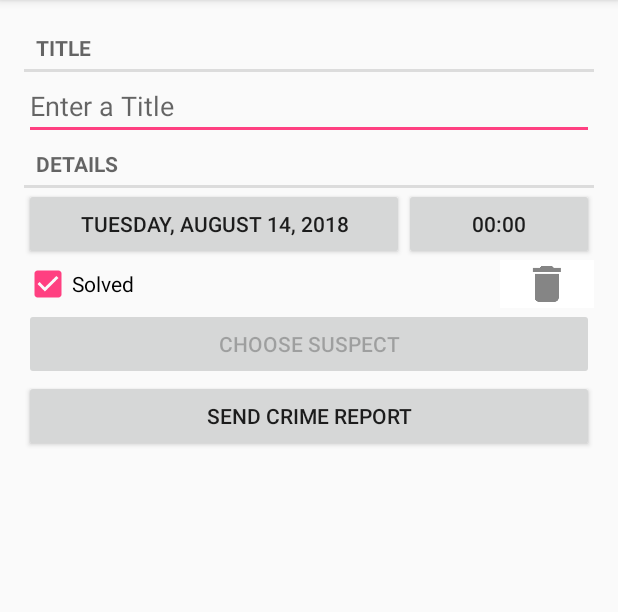
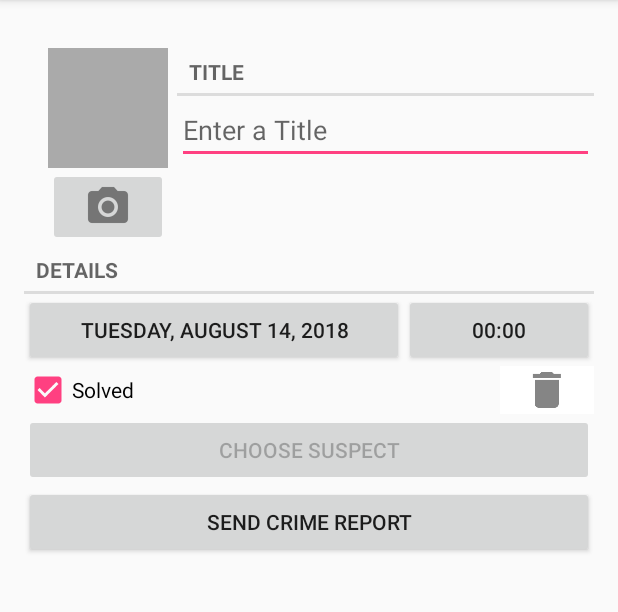
Before and after one commit to grhovo/criminalIntent, an Android app: the CrimeFragment screen opened directly, with no data from a screen before it, on a phone screen of 412 x 824 dp, the part 84-696 px from its top. Run offline under Robolectric (Android 15) with nearby library versions, the phone set to English and light mode, and no system bars.

Commit message:
Кнопка для камеры и место для отабражения изображения

```diff
--- a/app/src/main/java/com/example/hovo/criminalintentnew/Activities/Fragments/CrimeFragment.java
+++ b/app/src/main/java/com/example/hovo/criminalintentnew/Activities/Fragments/CrimeFragment.java
@@ -3,15 +3,19 @@ package com.example.hovo.criminalintentnew.Activities.Fragments;
 import android.app.Activity;
 import android.content.Intent;
 import android.content.pm.PackageManager;
+import android.content.pm.ResolveInfo;
 import android.database.Cursor;
+import android.graphics.Bitmap;
 import android.net.Uri;
 import android.os.Bundle;
 import android.provider.ContactsContract;
+import android.provider.MediaStore;
 import android.support.annotation.NonNull;
 import android.support.annotation.Nullable;
 import android.support.v4.app.Fragment;
 import android.support.v4.app.FragmentManager;
 import android.support.v4.app.ShareCompat;
+import android.support.v4.content.FileProvider;
 import android.text.Editable;
 import android.text.TextWatcher;
 import android.util.Log;
@@ -23,17 +27,20 @@ import android.widget.CheckBox;
 import android.widget.CompoundButton;
 import android.widget.EditText;
 import android.widget.ImageButton;
-
+import android.widget.ImageView;
 
 
 import com.example.hovo.criminalintentnew.Activities.Model.CrimeLab;
+import com.example.hovo.criminalintentnew.Activities.PictureUtils;
 import com.example.hovo.criminalintentnew.R;
 
 import com.example.hovo.criminalintentnew.Activities.Model.Crime;
 
+import java.io.File;
 import java.net.URI;
 import java.text.DateFormat;
 import java.util.Date;
+import java.util.List;
 import java.util.UUID;
 
 public class CrimeFragment extends Fragment {
@@ -47,6 +54,9 @@ public class CrimeFragment extends Fragment {
     private ImageButton mDelete;
     private Button mReportButton;
     private Button mSuspectButton;
+    private ImageButton mCameraButton;
+    private ImageView mPhoto;
+    private File mPhotoFile;
 
 
     private static final String DIALOG_DATE = "Dialog Date";
@@ -56,6 +66,7 @@ public class CrimeFragment extends Fragment {
     private static final int REQUEST_TIME = 1;
     private static final String DIALOG_TIME = "DIALOG TIME" ;
     private static final int REQUEST_CONTACT = 2;
+    private static final int REQUEST_PHOTO = 3;
 
 
     public static CrimeFragment newInstance(UUID crimeId){
@@ -78,6 +89,7 @@ public class CrimeFragment extends Fragment {
         super.onCreate(savedInstanceState);
         UUID crimeId = (UUID) getArguments().getSerializable(ARG_CRIME_ID);
         mCrime = CrimeLab.getInstance(getActivity()).getCrime(crimeId);
+        mPhotoFile = CrimeLab.getInstance(getActivity()).getPhotoFile(mCrime);
         returnResult();
     }
     @Nullable
@@ -185,8 +197,39 @@ public class CrimeFragment extends Fragment {
             mSuspectButton.setEnabled(false);
         }
 
+        mPhoto = v.findViewById(R.id.crime_photo);
+        updatePhotoView();
+
+        mCameraButton = v.findViewById(R.id.crime_camera);
+        final Intent captureImage = new Intent(MediaStore.ACTION_IMAGE_CAPTURE);
+        boolean canTakePhoto = mPhotoFile != null && captureImage.resolveActivity(packageManager) != null;
+        mCameraButton.setEnabled(canTakePhoto);
+        mCameraButton.setOnClickListener(new View.OnClickListener() {
+            @Override
+            public void onClick(View v) {
+                Uri uri = FileProvider.getUriForFile(getActivity(), "com.example.hovo.criminalintentnew.fileprovider",
+                        mPhotoFile);
+                captureImage.putExtra(MediaStore.EXTRA_OUTPUT, uri);
+                List<ResolveInfo> cameraActivities = getActivity().getPackageManager()
+                        .queryIntentActivities(captureImage, PackageManager.MATCH_DEFAULT_ONLY);
+                for (ResolveInfo activity : cameraActivities
+                        ) {
+                    getActivity().grantUriPermission(activity.activityInfo.packageName, uri, Intent.FLAG_GRANT_WRITE_URI_PERMISSION);
+                }
+                startActivityForResult(captureImage,REQUEST_PHOTO);
+            }
+        });
         return v;
     }
+    private void updatePhotoView(){
+        if(mPhotoFile==null||!mPhotoFile.exists()){
+            mPhoto.setImageDrawable(null);
+        } else {
+            Bitmap bitmap = PictureUtils.getScaledBitmap(mPhotoFile.getPath(),getActivity());
+            mPhoto.setImageBitmap(bitmap);
+        }
+    }
+
     private String getCrimeReport(){
         String solvedString = null;
         if (mCrime.isSolved()) {
@@ -267,6 +310,11 @@ public class CrimeFragment extends Fragment {
             }finally {
                 c.close();
             }
+        } else if(requestCode == REQUEST_PHOTO){
+            Uri uri = FileProvider.getUriForFile(getActivity(),
+                    "com.example.hovo.criminalintentnew.fileprovider",mPhotoFile);
+            getActivity().revokeUriPermission(uri,Intent.FLAG_GRANT_WRITE_URI_PERMISSION);
+            updatePhotoView();
         }
 
     }
--- a/app/src/main/java/com/example/hovo/criminalintentnew/Activities/Model/Crime.java
+++ b/app/src/main/java/com/example/hovo/criminalintentnew/Activities/Model/Crime.java
@@ -77,4 +77,8 @@ public class Crime {
     public void setSolved(boolean solved) {
         mSolved = solved;
     }
+
+    public String getPhotoFileName(){
+        return "IMG_" + getId().toString() + ".jpg";
+    }
 }
--- a/app/src/main/java/com/example/hovo/criminalintentnew/Activities/Model/CrimeLab.java
+++ b/app/src/main/java/com/example/hovo/criminalintentnew/Activities/Model/CrimeLab.java
@@ -8,6 +8,7 @@ import android.database.sqlite.SQLiteDatabase;
 import com.example.hovo.criminalintentnew.Activities.database.CrimeBaseHelper;
 import com.example.hovo.criminalintentnew.Activities.database.CrimeCursorWrapper;
 
+import java.io.File;
 import java.util.ArrayList;
 import java.util.List;
 import java.util.UUID;
@@ -18,6 +19,7 @@ public class CrimeLab {
     private static CrimeLab ourInstance;
     private Context mContext;
     private SQLiteDatabase mDatabase;
+
 
 
     public static CrimeLab getInstance(Context context) {
@@ -101,4 +103,10 @@ public class CrimeLab {
 
         return new CrimeCursorWrapper(cursor);
     }
+
+
+    public File getPhotoFile(Crime crime){
+        File filesDir = mContext.getFilesDir();
+        return new File(filesDir,crime.getPhotoFileName());
+    }
 }
--- a/app/src/main/res/layout/fragment_crime.xml
+++ b/app/src/main/res/layout/fragment_crime.xml
@@ -5,16 +5,54 @@
     android:layout_height="match_parent"
     android:layout_margin="16dp">
 
-    <TextView
+    <LinearLayout
         android:layout_width="match_parent"
         android:layout_height="wrap_content"
-        android:text="@string/crime_title_label"
-        style="?android:listSeparatorTextViewStyle"/>
-    <EditText
-        android:layout_width="match_parent"
-        android:layout_height="wrap_content"
-        android:id="@+id/crime_title"
-        android:hint="@string/crime_title_hint"/>
+        android:layout_marginStart="16dp"
+        android:layout_marginTop="16dp"
+        android:orientation="horizontal">
+
+        <LinearLayout
+            android:layout_width="wrap_content"
+            android:layout_height="wrap_content"
+            android:orientation="vertical">
+
+            <ImageView
+                android:id="@+id/crime_photo"
+                android:layout_width="80dp"
+                android:layout_height="80dp"
+                android:background="@android:color/darker_gray"
+                android:cropToPadding="true"
+                android:scaleType="centerInside"
+                app:srcCompat="@android:color/white" />
+
+            <ImageButton
+                android:id="@+id/crime_camera"
+                android:layout_width="match_parent"
+                android:layout_height="wrap_content"
+                app:srcCompat="@drawable/ic_crime_photo" />
+        </LinearLayout>
+
+        <LinearLayout
+            android:layout_width="match_parent"
+            android:layout_height="wrap_content"
+            android:layout_marginStart="6dp"
+            android:orientation="vertical">
+
+            <TextView
+                style="?android:listSeparatorTextViewStyle"
+                android:layout_width="match_parent"
+                android:layout_height="wrap_content"
+                android:text="@string/crime_title_label" />
+
+            <EditText
+                android:id="@+id/crime_title"
+                android:layout_width="match_parent"
+                android:layout_height="wrap_content"
+                android:hint="@string/crime_title_hint" />
+        </LinearLayout>
+    </LinearLayout>
+
     <TextView
         android:layout_width="match_parent"
         android:text="@string/crime_details_label"
--- /dev/null
+++ b/app/src/main/res/xml/files.xml
@@ -0,0 +1,6 @@
+<?xml version="1.0" encoding="utf-8"?>
+<paths>
+    <files-path
+        name="crime_photos"
+        path="."/>
+</paths>
```
Also changed, not shown: app/src/main/AndroidManifest.xml (+11 -1 lines), app/src/main/java/com/example/hovo/criminalintentnew/Activities/PictureUtils.java (added, +37 -0 lines), app/src/main/res/drawable-hdpi/ic_crime_photo.png (added), app/src/main/res/drawable-mdpi/ic_crime_photo.png (added), app/src/main/res/drawable-xhdpi/ic_crime_photo.png (added), app/src/main/res/drawable-xxhdpi/ic_crime_photo.png (added).
